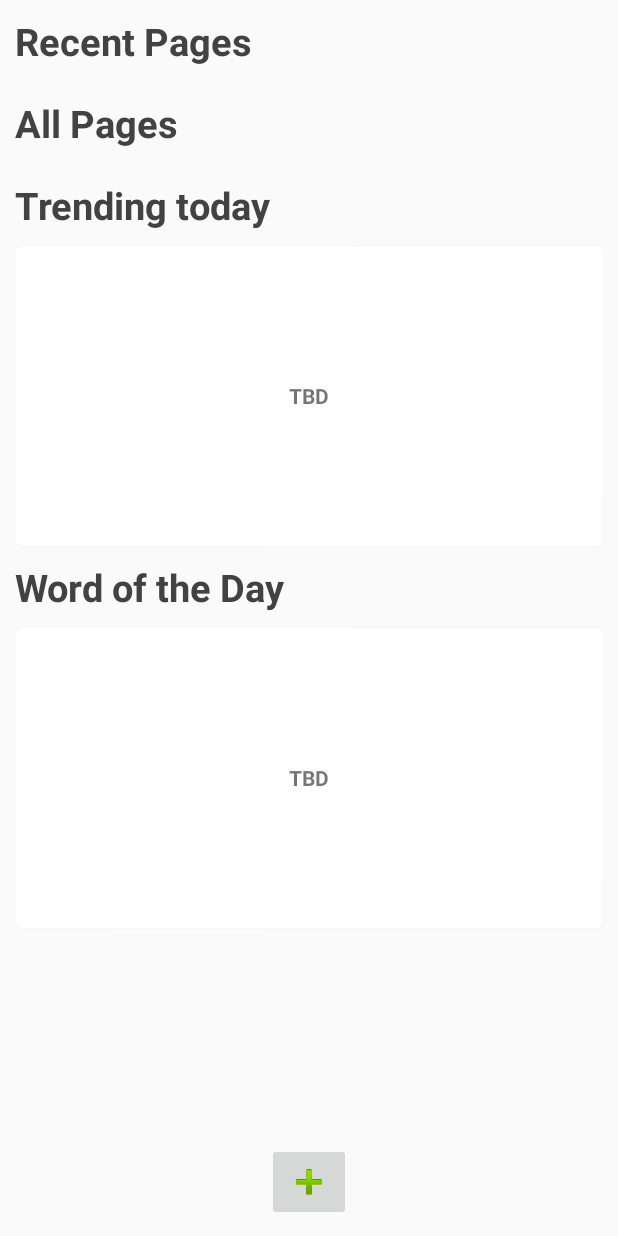
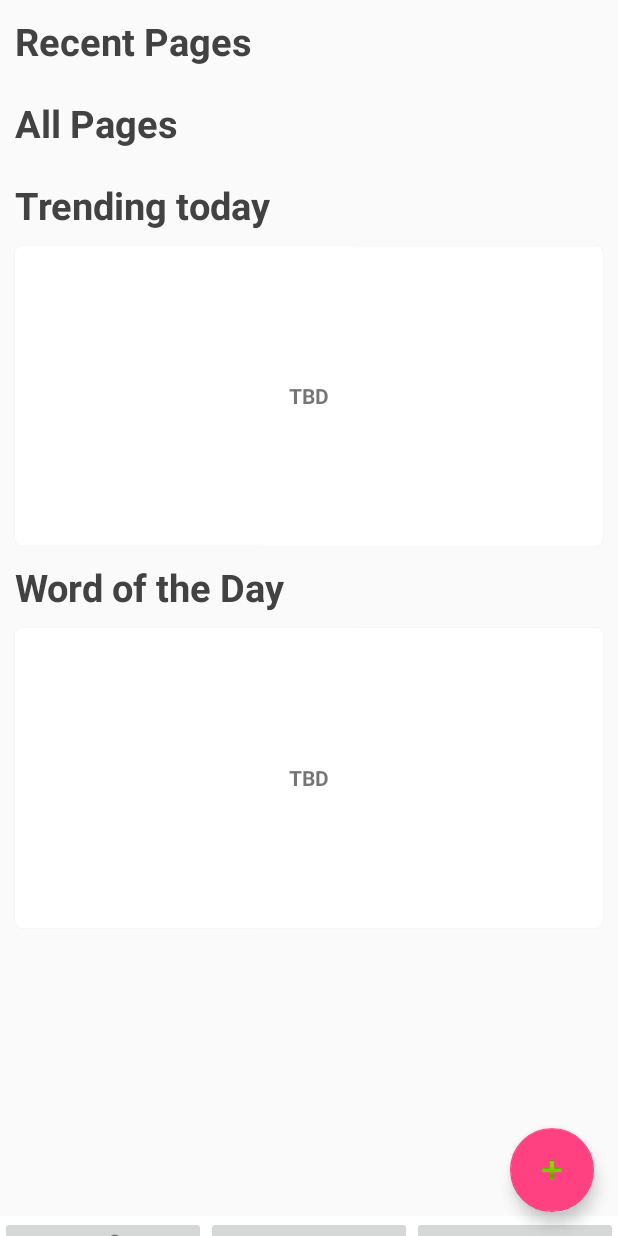
Before and after one commit to indradutt/vDiary, an Android app: the screen it shows after launch (HomeScreen), on a phone screen of 412 x 824 dp. Run offline under Robolectric (Android 15) with nearby library versions, the phone set to English and light mode, and no system bars; our stand-ins replace Dagger/Hilt's generated code.

Commit message:
adding option menu

```diff
--- a/app/src/main/java/com/indra/vdiary/explorer/views/ExplorerFragment.kt
+++ b/app/src/main/java/com/indra/vdiary/explorer/views/ExplorerFragment.kt
@@ -5,6 +5,8 @@ import android.arch.lifecycle.ViewModel
 import android.arch.lifecycle.ViewModelProvider
 import android.arch.lifecycle.ViewModelProviders
 import android.os.Bundle
+import android.support.design.widget.BottomSheetBehavior
+import android.support.design.widget.FloatingActionButton
 import android.support.v4.app.Fragment
 import android.support.v7.widget.LinearLayoutManager
 import android.view.LayoutInflater
@@ -19,6 +21,13 @@ import com.indra.vdiary.explorer.viewmodel.ExplorerViewModel
 import com.indra.vdiary.utils.inflate
 import kotlinx.android.synthetic.main.fragment_home.*
 import javax.inject.Inject
+import android.support.annotation.NonNull
+import com.indra.vdiary.R.id.fab
+import android.support.v4.view.ViewCompat.animate
+import android.R.attr.scaleX
+import android.R.attr.scaleY
+import android.util.Log
+
 
 /**
  * Created by indra.dutt on 3/20/18.
@@ -44,6 +53,7 @@ class ExplorerFragment : Fragment() {
     override fun onActivityCreated(savedInstanceState: Bundle?) {
         super.onActivityCreated(savedInstanceState)
 
+        initializeFloatingBtn()
         //val explorerVM = ViewModelProviders.of(this)[ExplorerViewModel::class.java]
         // ==>> becomes when using reified
         val explorerVM = getViewModel<ExplorerViewModel>()
@@ -57,6 +67,40 @@ class ExplorerFragment : Fragment() {
 
     override fun onResume() {
         super.onResume()
+    }
+
+    private fun initializeFloatingBtn() {
+        val fab: FloatingActionButton? = this.view?.findViewById(R.id.fab)
+        val bottomLayout : View? = this.view?.findViewById(R.id.anchored_options)
+        val bottomSheetBehavior = BottomSheetBehavior.from(bottomLayout)
+
+        bottomSheetBehavior.state = BottomSheetBehavior.STATE_COLLAPSED
+
+        // set the peek height
+        bottomSheetBehavior.peekHeight = 20
+
+        // set hideable or not
+        bottomSheetBehavior.isHideable = true
+
+        bottomSheetBehavior.setBottomSheetCallback(object : BottomSheetBehavior.BottomSheetCallback() {
+            override fun onStateChanged(bottomSheet: View, newState: Int) {
+
+                // this part hides the button immediately and waits bottom sheet
+                // to collapse to show
+                Log.d("Indra", "state = "+newState)
+                if (BottomSheetBehavior.STATE_HIDDEN == newState ||
+                        BottomSheetBehavior.STATE_COLLAPSED == newState) {
+                    Log.d("Indra", "collapsed")
+                    fab?.visibility = View.VISIBLE
+                }
+            }
+
+            override fun onSlide(bottomSheet: View, slideOffset: Float) {}
+        });
+        fab?.setOnClickListener( { _ ->
+            bottomSheetBehavior.state = BottomSheetBehavior.STATE_EXPANDED
+            fab?.visibility = View.GONE
+        })
     }
 
     private val component by lazy {
--- /dev/null
+++ b/app/src/main/res/layout/anchored_options.xml
@@ -0,0 +1,38 @@
+<?xml version="1.0" encoding="utf-8"?>
+<LinearLayout xmlns:android="http://schemas.android.com/apk/res/android"
+    xmlns:app="http://schemas.android.com/apk/res-auto"
+    android:id="@+id/anchored_options"
+    android:layout_width="match_parent"
+    android:layout_height="wrap_content"
+    android:weightSum="3"
+    android:layout_gravity="center_horizontal"
+    android:gravity="center_horizontal"
+    android:orientation="horizontal"
+    android:background="@android:color/white"
+    app:layout_behavior="android.support.design.widget.BottomSheetBehavior" >
+
+    <ImageButton
+        android:id="@+id/open_text"
+        android:layout_width="0dp"
+        android:layout_height="wrap_content"
+        android:layout_weight="1"
+        android:src="@android:drawable/ic_menu_edit"
+        />
+
+    <ImageButton
+        android:id="@+id/open_video"
+        android:layout_width="0dp"
+        android:layout_height="wrap_content"
+        android:layout_weight="1"
+        android:src="@android:drawable/ic_media_play"
+        />
+
+    <ImageButton
+        android:id="@+id/open_audio"
+        android:layout_width="0dp"
+        android:layout_height="wrap_content"
+        android:layout_weight="1"
+        android:src="@android:drawable/ic_btn_speak_now"
+        />
+
+</LinearLayout>
--- a/app/src/main/res/layout/fragment_home.xml
+++ b/app/src/main/res/layout/fragment_home.xml
@@ -1,8 +1,10 @@
 <?xml version="1.0" encoding="utf-8"?>
-<FrameLayout xmlns:android="http://schemas.android.com/apk/res/android"
+<android.support.design.widget.CoordinatorLayout xmlns:android="http://schemas.android.com/apk/res/android"
+    xmlns:app="http://schemas.android.com/apk/res-auto"
+    xmlns:tools="http://schemas.android.com/tools"
     android:layout_width="match_parent" android:layout_height="match_parent" >
 
-    <ScrollView
+    <ScrollView android:id="@+id/scrollview"
         android:layout_width="match_parent"
         android:layout_height="wrap_content" >
 
@@ -63,12 +65,15 @@
 
     </ScrollView>
 
-    <ImageButton
-        android:id="@+id/add"
+    <include layout="@layout/anchored_options" />
+
+    <android.support.design.widget.FloatingActionButton
+        android:id="@+id/fab"
         android:layout_width="wrap_content"
         android:layout_height="wrap_content"
-        android:layout_gravity="center_horizontal|bottom"
-        android:layout_marginBottom="10dp"
-        android:src="@android:drawable/ic_input_add" />
+        android:layout_margin="@dimen/activity_vertical_margin"
+        android:src="@android:drawable/ic_input_add"
+        app:layout_anchor="@+id/anchored_options"
+        app:layout_anchorGravity="top|end" />
 
-</FrameLayout>
+</android.support.design.widget.CoordinatorLayout>
```
